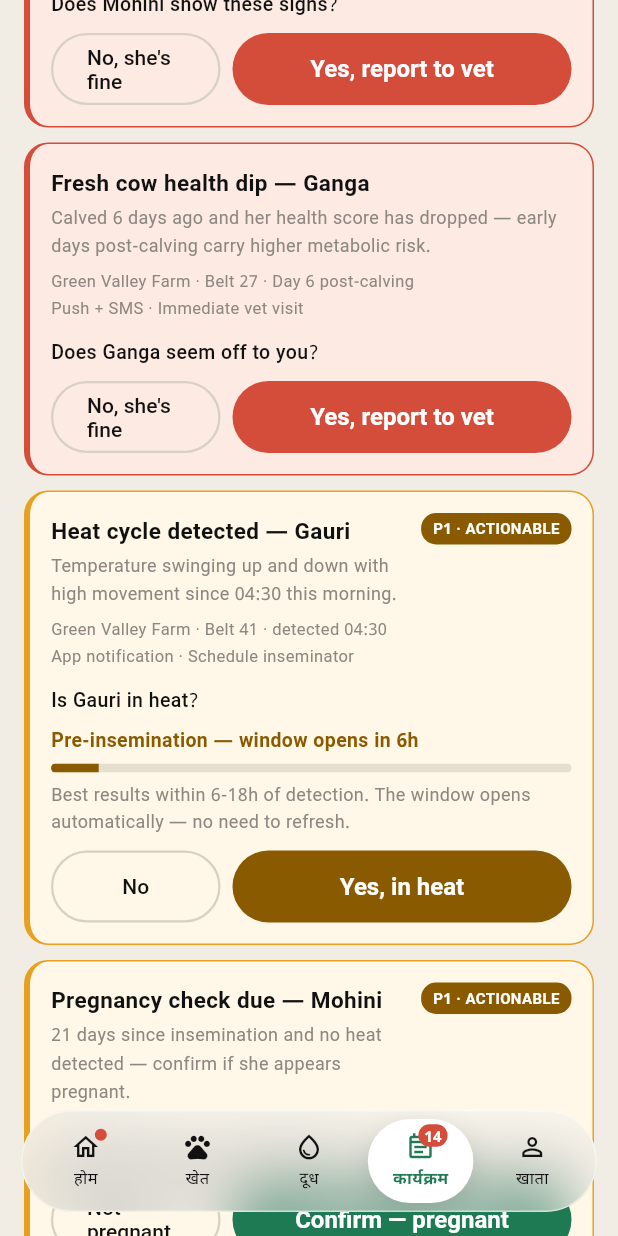
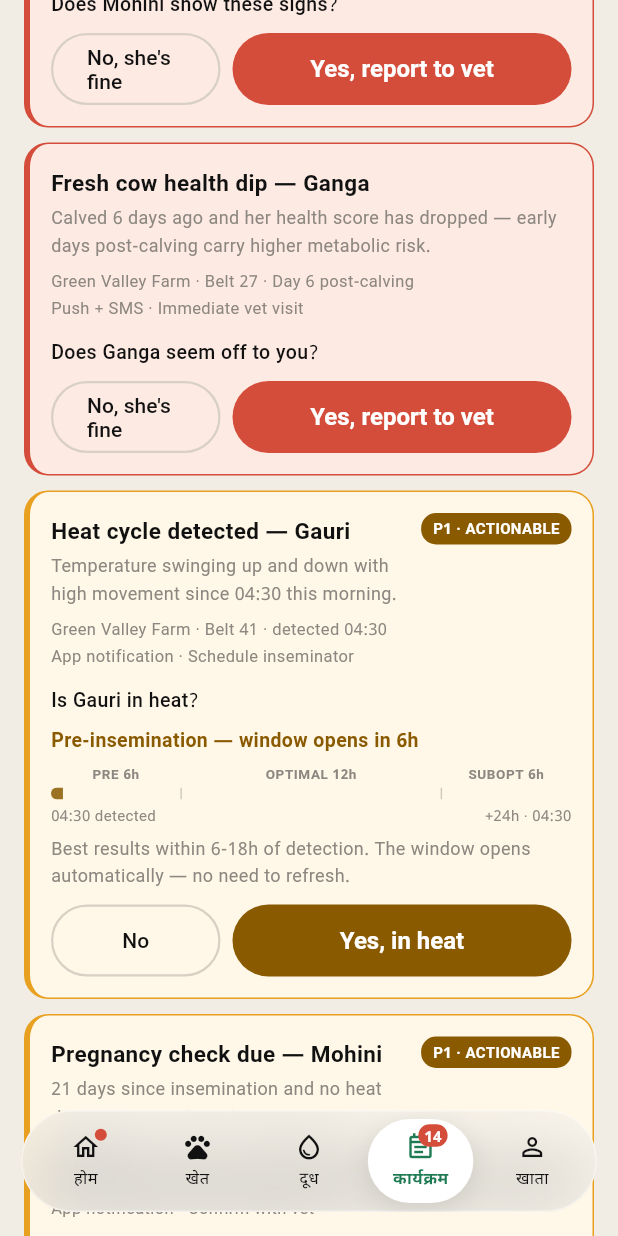
Before and after one commit to vaseey21/Vanix, a Flutter app: the EventsScreen screen opened directly with empty values, scrolled down 576 dp, on a phone screen of 412 x 824 dp. Run offline on Flutter 3.47's test engine with Material 3 defaults, Android fonts, the phone set to English and light mode, and no system bars.

Commit message:
auto: save changes

```diff
--- a/flutter_app/lib/screens/events_screen.dart
+++ b/flutter_app/lib/screens/events_screen.dart
@@ -754,19 +754,15 @@ class _EventsScreenState extends State<EventsScreen> {
     // _HeatState.initial or .active — same evolving display, driven by _heatElapsedSimHours.
     final h = _heatElapsedSimHours;
     String label;
-    double pct;
     Color color;
     if (h < 6) {
       label = 'Pre-insemination — window opens in ${(6 - h).ceil()}h';
-      pct = h / 6;
       color = VanixColors.warningInk;
     } else if (h < 18) {
       label = 'Optimal window — ${(18 - h).ceil()}h left';
-      pct = (h - 6) / 12;
       color = VanixColors.greenInk;
     } else {
       label = 'Suboptimal window — act soon, ${(24 - h).ceil()}h left';
-      pct = (h - 18) / 6;
       color = VanixColors.danger;
     }
 
@@ -788,13 +784,10 @@ class _EventsScreenState extends State<EventsScreen> {
             const SizedBox(height: 8),
             Text(label, style: TextStyle(fontSize: 13, fontWeight: FontWeight.w600, color: color)),
             const SizedBox(height: 6),
-            ClipRRect(
-              borderRadius: BorderRadius.circular(3),
-              child: LinearProgressIndicator(value: pct.clamp(0, 1), minHeight: 6, backgroundColor: Colors.black.withOpacity(0.10), valueColor: AlwaysStoppedAnimation(color)),
-            ),
+            _HeatWindowBar(simHours: h, fillColor: color),
             const SizedBox(height: 6),
             Text(
-              _heatConfirmed ? 'Enter the insemination details once done.' : 'Best results within 6-18h of detection. The window opens automatically — no need to refresh.',
+              _heatFormStage == 'form' ? 'Enter the insemination details once done.' : 'Best results within 6-18h of detection. The window opens automatically — no need to refresh.',
               style: const TextStyle(fontSize: 12, color: VanixColors.textHint),
             ),
             if (!_heatConfirmed) ...[
@@ -813,8 +806,29 @@ class _EventsScreenState extends State<EventsScreen> {
                   ),
                 ],
               ),
-            ],
-            if (_heatConfirmed && h >= 6) ...[
+            ] else if (_heatFormStage == 'idle') ...[
+              // Start insemination is available in every phase — outside the
+              // optimal window it interposes a confirmation step first.
+              const SizedBox(height: 10),
+              SizedBox(
+                width: double.infinity,
+                child: ElevatedButton(
+                  onPressed: () => setState(() => _heatFormStage = (h >= 6 && h < 18) ? 'form' : 'confirm'),
+                  child: const Text('Start insemination'),
+                ),
+              ),
+            ] else if (_heatFormStage == 'confirm') ...[
+              const SizedBox(height: 10),
+              const Text("You're outside the optimal window (best results 6–18h after detection). Continue anyway?", style: TextStyle(fontSize: 12, height: 1.5)),
+              const SizedBox(height: 8),
+              Row(
+                children: [
+                  Expanded(child: OutlinedButton(onPressed: () => setState(() => _heatFormStage = 'idle'), child: const Text('Cancel'))),
+                  const SizedBox(width: 8),
+                  Expanded(flex: 2, child: ElevatedButton(onPressed: () => setState(() => _heatFormStage = 'form'), child: const Text('Continue'))),
+                ],
+              ),
+            ] else ...[
               const SizedBox(height: 10),
               const Text('Log insemination', style: TextStyle(fontSize: 12, fontWeight: FontWeight.w600)),
               const SizedBox(height: 6),
```
